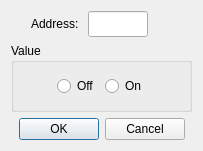
Old version of the form omodsim/dialogs/dialogwritecoilregister.ui in the repository sanny32/OpenModSim.
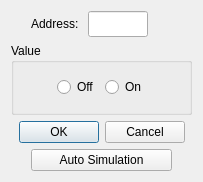
New version of the form. Custom widgets are drawn as their Qt base class.

Commit message: Developing AutoSimulation

Diff of the .ui file:
```diff
--- a/omodsim/dialogs/dialogwritecoilregister.ui
+++ b/omodsim/dialogs/dialogwritecoilregister.ui
@@ -7,7 +7,7 @@
     <x>0</x>
     <y>0</y>
     <width>203</width>
-    <height>151</height>
+    <height>182</height>
    </rect>
   </property>
   <property name="windowTitle">
@@ -138,6 +138,49 @@
      </property>
     </widget>
    </item>
+   <item>
+    <layout class="QHBoxLayout" name="horizontalLayout">
+     <item>
+      <spacer name="horizontalSpacer">
+       <property name="orientation">
+        <enum>Qt::Horizontal</enum>
+       </property>
+       <property name="sizeType">
+        <enum>QSizePolicy::Fixed</enum>
+       </property>
+       <property name="sizeHint" stdset="0">
+        <size>
+         <width>20</width>
+         <height>20</height>
+        </size>
+       </property>
+      </spacer>
+     </item>
+     <item>
+      <widget class="QPushButton" name="pushButtonSimulation">
+       <property name="text">
+        <string>Auto Simulation</string>
+       </property>
+      </widget>
+     </item>
+     <item>
+      <spacer name="horizontalSpacer_2">
+       <property name="orientation">
+        <enum>Qt::Horizontal</enum>
+       </property>
+       <property name="sizeType">
+        <enum>QSizePolicy::Fixed</enum>
+       </property>
+       <property name="sizeHint" stdset="0">
+        <size>
+         <width>20</width>
+         <height>20</height>
+        </size>
+       </property>
+      </spacer>
+     </item>
+    </layout>
+   </item>
   </layout>
  </widget>
  <customwidgets>
```
The commit also changes 10 other files.
